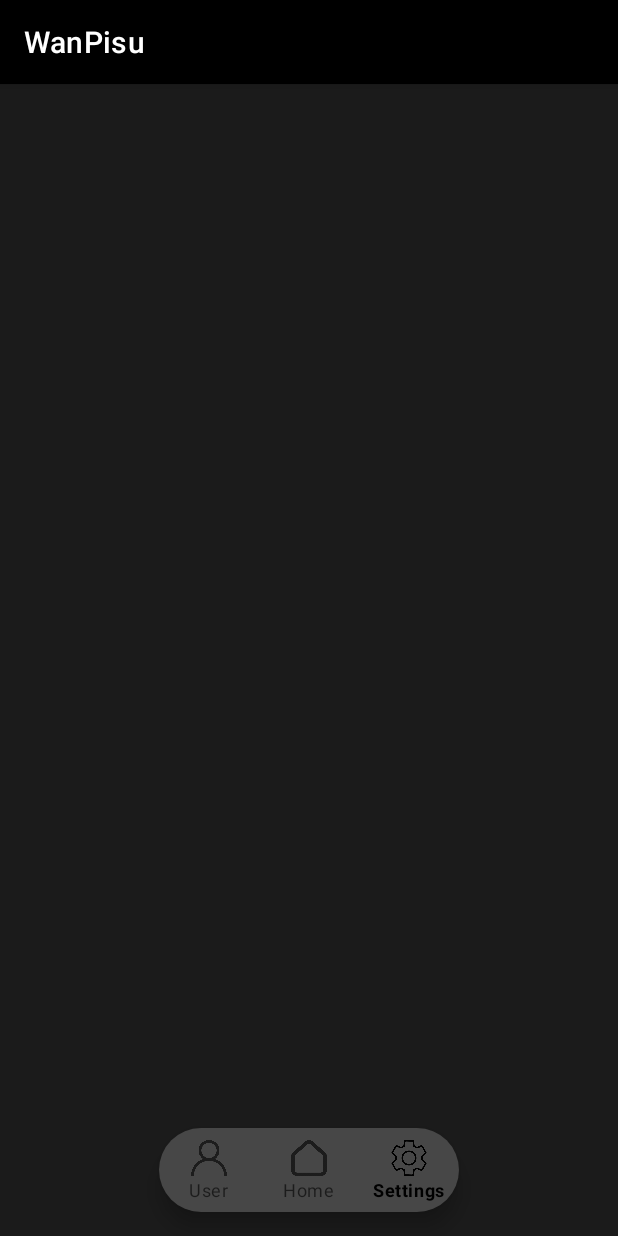
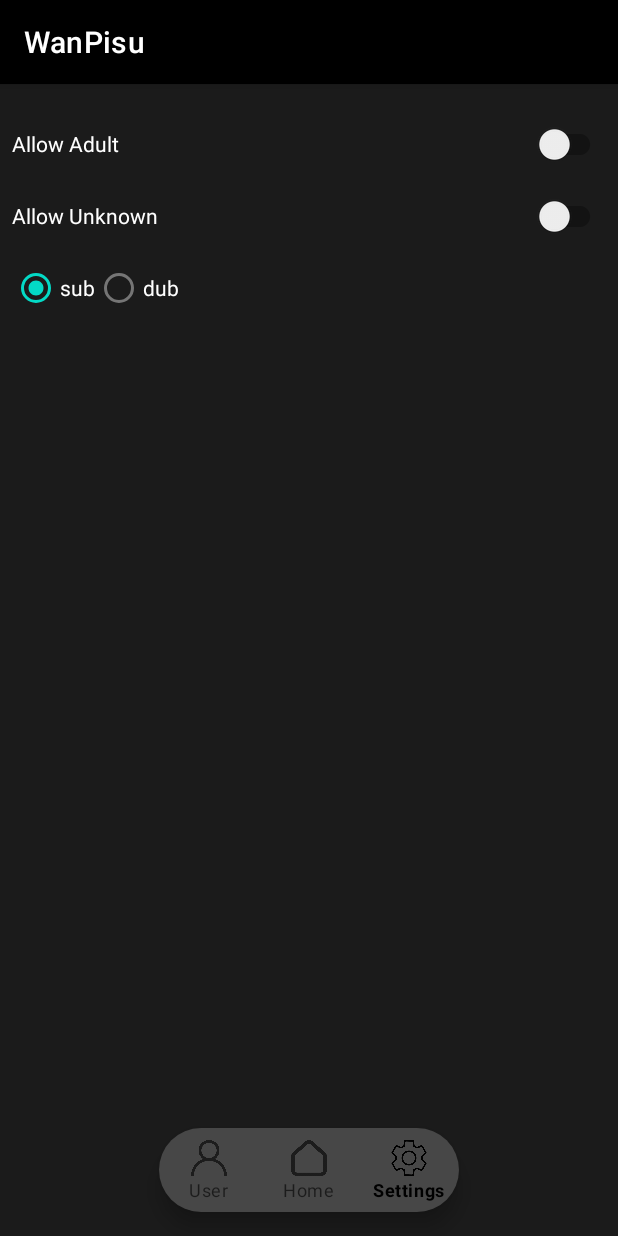
Before and after one commit to GhostRebornn/WanPisu, an Android app: the screen it shows after launch (MainActivity), item 3 of the bottom bar chosen, on a phone screen of 412 x 824 dp. Run offline under Robolectric (Android 15) with nearby library versions, the phone set to English and light mode, and no system bars; our stand-ins replace Picasso; pictures from the network do not load.

Commit message:
Settings

```diff
--- a/app/src/main/java/in/ghostreborn/wanpisu/MainActivity.java
+++ b/app/src/main/java/in/ghostreborn/wanpisu/MainActivity.java
@@ -7,6 +7,7 @@ import androidx.fragment.app.Fragment;
 
 import com.google.android.material.bottomnavigation.BottomNavigationView;
 
+import in.ghostreborn.wanpisu.constants.Constants;
 import in.ghostreborn.wanpisu.fragment.AnimeSearchFragment;
 import in.ghostreborn.wanpisu.fragment.SettingsFragment;
 import in.ghostreborn.wanpisu.fragment.UserAnimeFragment;
@@ -22,6 +23,8 @@ public class MainActivity extends AppCompatActivity {
     protected void onCreate(Bundle savedInstanceState) {
         super.onCreate(savedInstanceState);
         setContentView(R.layout.activity_main);
+
+        setupVariables();
 
         BottomNavigationView navigationView = findViewById(R.id.main_bottom_navigation);
         navigationView.setSelectedItemId(R.id.navigation_home);
@@ -54,4 +57,11 @@ public class MainActivity extends AppCompatActivity {
 
     }
 
+    private void setupVariables(){
+        Constants.WanpisuPreference = getSharedPreferences(Constants.WANPISU_PREFERENCE, MODE_PRIVATE);
+        Constants.isAdult = Constants.WanpisuPreference.getString(Constants.PREFERENCE_ALLOW_ADULT, Constants.FALSE);
+        Constants.isUnknown = Constants.WanpisuPreference.getString(Constants.PREFERENCE_ALLOW_UNKNOWN, Constants.FALSE);
+        Constants.subOrDub = Constants.WanpisuPreference.getString(Constants.PREFERENCE_SUB_DUB, Constants.SUB);
+    }
+
 }
--- a/app/src/main/java/in/ghostreborn/wanpisu/constants/Constants.java
+++ b/app/src/main/java/in/ghostreborn/wanpisu/constants/Constants.java
@@ -1,4 +1,6 @@
 package in.ghostreborn.wanpisu.constants;
+
+import android.content.SharedPreferences;
 
 import java.util.ArrayList;
 
@@ -35,7 +37,18 @@ public class Constants {
     public static final String TABLE_ANIME_THUMBNAIL = "ANIME_THUMBNAIL";
 
     public static int ALL_ANIME_TOTAL_EPISODES;
-    public static boolean isAdult = false;
-    public static boolean isUnknown = false;
-    public static String subOrDub = "sub";
+    public static String isAdult = Constants.FALSE;
+    public static String isUnknown = Constants.FALSE;
+    public static String subOrDub = Constants.SUB;
+
+    public static SharedPreferences WanpisuPreference;
+    public static final String WANPISU_PREFERENCE = "WANPISU_PREFERENCE";
+    public static final String PREFERENCE_ALLOW_ADULT = "ALLOW_ADULT";
+    public static final String PREFERENCE_ALLOW_UNKNOWN = "ALLOW_UNKNOWN";
+    public static final String PREFERENCE_SUB_DUB = "SUB_DUB";
+    public static final String SUB = "sub";
+    public static final String DUB = "dub";
+    public static final String TRUE = "true";
+    public static final String FALSE = "false";
+
 }
--- a/app/src/main/java/in/ghostreborn/wanpisu/fragment/SettingsFragment.java
+++ b/app/src/main/java/in/ghostreborn/wanpisu/fragment/SettingsFragment.java
@@ -4,16 +4,84 @@ import android.os.Bundle;
 import android.view.LayoutInflater;
 import android.view.View;
 import android.view.ViewGroup;
+import android.widget.RadioGroup;
 
+import androidx.appcompat.widget.SwitchCompat;
 import androidx.fragment.app.Fragment;
 
 import in.ghostreborn.wanpisu.R;
+import in.ghostreborn.wanpisu.constants.Constants;
 
 public class SettingsFragment extends Fragment {
+
+    SwitchCompat allowAdultSwitch;
+    SwitchCompat allowUnknownSwitch;
+    RadioGroup subDubRadio;
 
     @Override
     public View onCreateView(LayoutInflater inflater, ViewGroup container,
                              Bundle savedInstanceState) {
-        return inflater.inflate(R.layout.fragment_settings, container, false);
+        View view = inflater.inflate(R.layout.fragment_settings, container, false);
+        allowAdultSwitch = view.findViewById(R.id.settings_allow_adult);
+        allowUnknownSwitch = view.findViewById(R.id.settings_allow_unknown);
+        subDubRadio = view.findViewById(R.id.settings_sub_dub_radio);
+
+        setUpValues();
+        setClickListeners();
+
+        return view;
     }
+
+    private void setUpValues(){
+        allowAdultSwitch.setChecked(getBoolean(Constants.isAdult));
+        allowUnknownSwitch.setChecked(getBoolean(Constants.isUnknown));
+        if (Constants.subOrDub.equals(Constants.SUB)){
+            subDubRadio.check(R.id.settings_radio_sub);
+        }else {
+            subDubRadio.check(R.id.settings_radio_dub);
+        }
+    }
+
+    private boolean getBoolean(String check){
+        return check.equals(Constants.TRUE);
+    }
+
+    private void setClickListeners(){
+        allowAdultSwitch.setOnClickListener(v -> {
+            if (allowAdultSwitch.isChecked()){
+                Constants.WanpisuPreference.edit()
+                        .putString(Constants.PREFERENCE_ALLOW_ADULT, Constants.TRUE)
+                        .apply();
+            }else {
+                Constants.WanpisuPreference.edit()
+                        .putString(Constants.PREFERENCE_ALLOW_ADULT, Constants.FALSE)
+                        .apply();
+            }
+        });
+
+        allowUnknownSwitch.setOnClickListener(v -> {
+            if (allowUnknownSwitch.isChecked()){
+                Constants.WanpisuPreference.edit()
+                        .putString(Constants.PREFERENCE_ALLOW_UNKNOWN, Constants.TRUE)
+                        .apply();
+            }else {
+                Constants.WanpisuPreference.edit()
+                        .putString(Constants.PREFERENCE_ALLOW_UNKNOWN, Constants.FALSE)
+                        .apply();
+            }
+        });
+
+        subDubRadio.setOnCheckedChangeListener((group, checkedId) -> {
+            if (checkedId == R.id.settings_radio_sub){
+                Constants.WanpisuPreference.edit()
+                        .putString(Constants.PREFERENCE_SUB_DUB, Constants.SUB)
+                        .apply();
+            }else if(checkedId == R.id.settings_radio_dub){
+                Constants.WanpisuPreference.edit()
+                        .putString(Constants.PREFERENCE_SUB_DUB, Constants.DUB)
+                        .apply();
+            }
+        });
+    }
+
 }
--- a/app/src/main/java/in/ghostreborn/wanpisu/parser/AllAnimeParser.java
+++ b/app/src/main/java/in/ghostreborn/wanpisu/parser/AllAnimeParser.java
@@ -32,13 +32,14 @@ public class AllAnimeParser {
 
         Constants.allAnimes = new ArrayList<>();
         OkHttpClient client = new OkHttpClient();
-        String queryUrl = "https://api.allanime.day/api?variables=" + Uri.encode("{\"search\":{\"allowAdult\":" +
-                Constants.isAdult +
-                ",\"allowUnknown\":" +
-                Constants.isUnknown +
+        String queryUrl = "https://api.allanime.day/api?variables=" + Uri.encode(
+                "{\"search\":{\"allowAdult\":" +
+                        Constants.isAdult +
+                        ",\"allowUnknown\":" +
+                        Constants.isUnknown +
                 ",\"query\":\"" + anime + "\"},\"limit\":39,\"page\":1,\"translationType\":\"" +
                 Constants.subOrDub +
-                "\",\"countryOrigin\":\"JP\"}") + "&query=" + Uri.encode("query($search:SearchInput,$limit:Int,$page:Int,$translationType:VaildTranslationTypeEnumType,$countryOrigin:VaildCountryOriginEnumType){shows(search:$search,limit:$limit,page:$page,translationType:$translationType,countryOrigin:$countryOrigin){edges{" +
+                "\",\"countryOrigin\":\"ALL\"}") + "&query=" + Uri.encode("query($search:SearchInput,$limit:Int,$page:Int,$translationType:VaildTranslationTypeEnumType,$countryOrigin:VaildCountryOriginEnumType){shows(search:$search,limit:$limit,page:$page,translationType:$translationType,countryOrigin:$countryOrigin){edges{" +
                 "_id, " +
                 "name, " +
                 "thumbnail" +
@@ -210,7 +211,9 @@ public class AllAnimeParser {
         String queryUrl = baseUrl + "?variables=" +
                 Uri.encode("{\"showId\":\"" +
                         showID +
-                        "\",\"translationType\":\"sub\",\"episodeString\":\"" +
+                        "\",\"translationType\":\"" +
+                        Constants.subOrDub +
+                        "\",\"episodeString\":\"" +
                         episodeNumber +
                         "\"}") +
                 "&query=" +
--- a/app/src/main/res/layout/fragment_settings.xml
+++ b/app/src/main/res/layout/fragment_settings.xml
@@ -1,6 +1,61 @@
 <?xml version="1.0" encoding="utf-8"?>
 <androidx.constraintlayout.widget.ConstraintLayout xmlns:android="http://schemas.android.com/apk/res/android"
+    xmlns:app="http://schemas.android.com/apk/res-auto"
     xmlns:tools="http://schemas.android.com/tools"
     android:layout_width="match_parent"
     android:layout_height="match_parent"
-    tools:context=".fragment.SettingsFragment" />
+    tools:context=".fragment.SettingsFragment" >
+
+    <androidx.appcompat.widget.SwitchCompat
+        android:id="@+id/settings_allow_adult"
+        android:layout_width="0dp"
+        android:layout_height="wrap_content"
+        android:layout_marginStart="8dp"
+        android:layout_marginTop="16dp"
+        android:layout_marginEnd="8dp"
+        android:text="@string/allow_adult"
+        android:textColor="@color/white"
+        app:layout_constraintEnd_toEndOf="parent"
+        app:layout_constraintStart_toStartOf="parent"
+        app:layout_constraintTop_toTopOf="parent" />
+
+    <androidx.appcompat.widget.SwitchCompat
+        android:id="@+id/settings_allow_unknown"
+        android:layout_width="0dp"
+        android:layout_height="wrap_content"
+        android:layout_marginStart="8dp"
+        android:layout_marginEnd="8dp"
+        android:text="@string/allow_unknown"
+        android:textColor="@color/white"
+        app:layout_constraintEnd_toEndOf="parent"
+        app:layout_constraintHorizontal_bias="1.0"
+        app:layout_constraintStart_toStartOf="parent"
+        app:layout_constraintTop_toBottomOf="@+id/settings_allow_adult" />
+
+    <RadioGroup
+        android:id="@+id/settings_sub_dub_radio"
+        android:layout_width="0dp"
+        android:layout_height="wrap_content"
+        android:layout_marginStart="8dp"
+        android:layout_marginEnd="8dp"
+        android:orientation="horizontal"
+        app:layout_constraintEnd_toEndOf="parent"
+        app:layout_constraintStart_toStartOf="parent"
+        app:layout_constraintTop_toBottomOf="@+id/settings_allow_unknown">
+
+        <RadioButton
+            android:id="@+id/settings_radio_sub"
+            android:layout_width="wrap_content"
+            android:layout_height="wrap_content"
+            android:text="@string/sub"
+            android:textColor="@color/white" />
+
+        <RadioButton
+            android:id="@+id/settings_radio_dub"
+            android:layout_width="wrap_content"
+            android:layout_height="wrap_content"
+            android:text="@string/dub"
+            android:textColor="@color/white" />
+
+    </RadioGroup>
+</androidx.constraintlayout.widget.ConstraintLayout>
--- a/app/src/main/res/values/strings.xml
+++ b/app/src/main/res/values/strings.xml
@@ -23,4 +23,8 @@
     <string name="settings">Settings</string>
     <string name="prequel">PREQUEL</string>
     <string name="sequel">SEQUEL</string>
+    <string name="allow_adult">Allow Adult</string>
+    <string name="allow_unknown">Allow Unknown</string>
+    <string name="sub">sub</string>
+    <string name="dub">dub</string>
 </resources>
```
